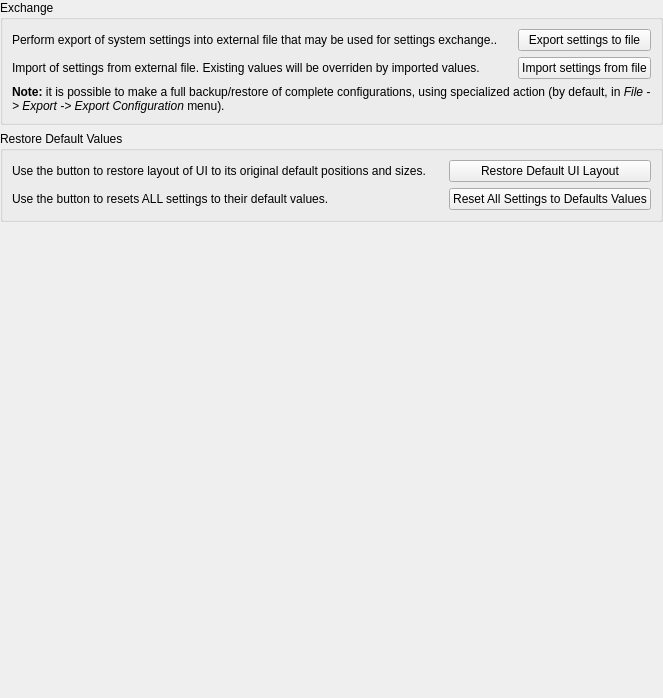
Above: librecad/src/ui/dialogs/settings/options_general/pages/application/lc_settings_page_maintenance.ui from sand1024/LibreCAD before the change. Below: the same form after it.
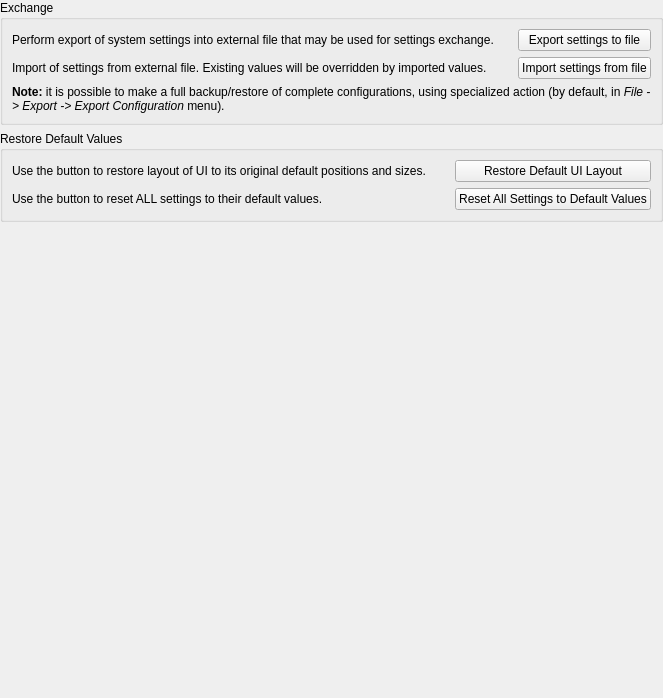
That is the form after the change. Icons and pictures are not drawn.

Diff of the .ui file:
```diff
--- a/librecad/src/ui/dialogs/settings/options_general/pages/application/lc_settings_page_maintenance.ui
+++ b/librecad/src/ui/dialogs/settings/options_general/pages/application/lc_settings_page_maintenance.ui
@@ -32,7 +32,7 @@
       <item row="2" column="0">
        <widget class="QLabel" name="label_4">
         <property name="text">
-         <string>Import of settings from external file. Existing values will be overriden by imported values. </string>
+         <string>Import of settings from external file. Existing values will be overridden by imported values. </string>
         </property>
         <property name="wordWrap">
          <bool>true</bool>
@@ -70,7 +70,7 @@
       <item row="1" column="0">
        <widget class="QLabel" name="label_2">
         <property name="text">
-         <string>Perform export of system settings into external file that may be used for settings exchange.. </string>
+         <string>Perform export of system settings into external file that may be used for settings exchange.</string>
         </property>
         <property name="wordWrap">
          <bool>true</bool>
@@ -134,7 +134,7 @@
          <string>Restores the program settings to its original state</string>
         </property>
         <property name="text">
-         <string>Reset All Settings to Defaults Values</string>
+         <string>Reset All Settings to Default Values</string>
         </property>
         <property name="icon">
          <iconset resource="../../../../../../../res/icons/icons.qrc">
@@ -188,7 +188,7 @@
       <item row="1" column="0">
        <widget class="QLabel" name="label_3">
         <property name="text">
-         <string>Use the button to resets ALL settings to their default values. </string>
+         <string>Use the button to reset ALL settings to their default values. </string>
         </property>
         <property name="wordWrap">
          <bool>true</bool>
```
